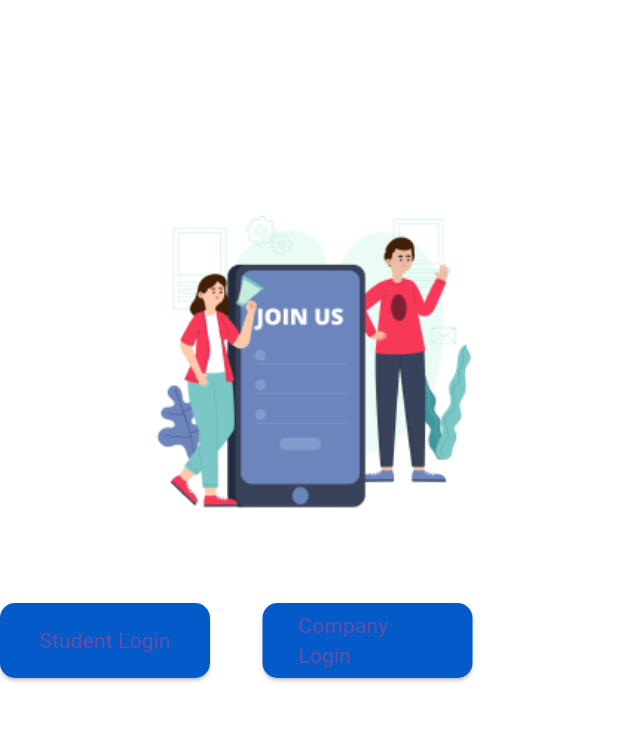
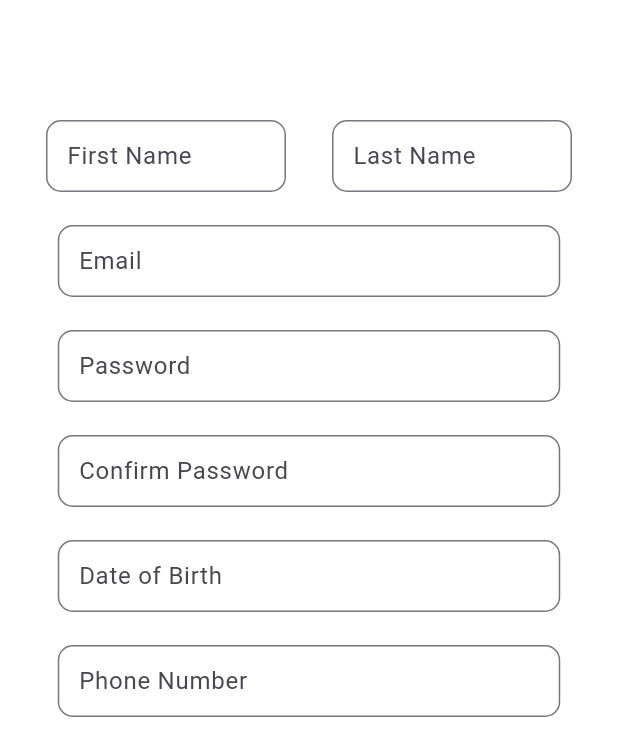
Before and after one commit to mirsadkt/campus-recruitment, a Flutter app: the screen it shows after launch, on a phone screen of 412 x 824 dp. Shown: the top 756 px of the screen. Run offline on Flutter 3.47's test engine with Material 3 defaults, Android fonts, the phone set to English and light mode, and no system bars.

Commit message:
all input boxes updated in signup . button and chkbox remain

```diff
--- a/lib/main.dart
+++ b/lib/main.dart
@@ -2,6 +2,7 @@
 
 import 'package:campus_recruitment/home.dart';
 import 'package:campus_recruitment/landing.dart';
+import 'package:campus_recruitment/signup.dart';
 import 'package:flutter/material.dart';
 
 void main() {
@@ -21,7 +22,7 @@ class MyApp extends StatelessWidget {
         colorScheme: ColorScheme.fromSeed(seedColor: Colors.deepPurple),
         useMaterial3: true,
       ),
-      home: const LandingPage(),
+      home: const SignupPage(),
     );
   }
 }
--- /dev/null
+++ b/lib/signup.dart
@@ -0,0 +1,206 @@
+// ignore_for_file: prefer_const_constructors, prefer_const_literals_to_create_immutables, avoid_print, prefer_interpolation_to_compose_strings
+
+import 'package:flutter/material.dart';
+
+class SignupPage extends StatefulWidget {
+  const SignupPage({super.key});
+
+  @override
+  State<SignupPage> createState() => _SignupPageState();
+}
+
+class _SignupPageState extends State<SignupPage> {
+  @override
+  Widget build(BuildContext context) {
+    return MaterialApp(
+      debugShowCheckedModeBanner: false,
+      title: "Sign up Page",
+      home: Scaffold(
+        backgroundColor: Colors.white,
+        body: Container(
+          padding: EdgeInsets.only(top: 80),
+          child: Center(
+            child: Column(
+              children: [
+                Row(
+                  mainAxisAlignment: MainAxisAlignment.spaceEvenly,
+                  children: [
+                    SizedBox(
+                      height: 50,
+                      width: 160,
+                      child: TextField(
+                        onChanged: (String firstname) {
+                          print("Entered First Name: "+firstname);
+                        },
+                        decoration: InputDecoration(
+                          border: OutlineInputBorder(
+                            borderSide: BorderSide(
+                              color: Colors.blue.shade800,
+                              width: 4,
+                            ),
+                            borderRadius: BorderRadius.circular(10),
+                          ),
+                          contentPadding: EdgeInsets.all(10),
+                          labelText: "First Name",
+                          hintText: "Enter First Name",
+                        ),
+                      ),
+                    ),
+                    SizedBox(
+                      height: 50,
+                      width: 160,
+                      child: TextField(
+                        onChanged: (String lastname) {
+                          print("Entered Last Name: "+lastname);
+                        },
+                        decoration: InputDecoration(
+                            border: OutlineInputBorder(
+                              borderSide: BorderSide(
+                                color: Colors.blue.shade800,
+                                width: 4,
+                              ),
+                              borderRadius: BorderRadius.circular(10),
+                            ),
+                            contentPadding: EdgeInsets.all(10),
+                            labelText: "Last Name",
+                            hintText: "Enter Last Name"),
+                      ),
+                    ),
+                  ],
+                ),
+                Padding(
+                  padding: EdgeInsets.only(top: 20),
+                  child: SizedBox(
+                    height: 50,
+                    width: 335,
+                    child: TextField(
+                      onChanged: (String email) {
+                        print("Entered email: " + email);
+                      },
+                      keyboardType: TextInputType.emailAddress,
+                      decoration: InputDecoration(
+                          border: OutlineInputBorder(
+                            borderSide: BorderSide(
+                              color: Colors.blue.shade800,
+                              width: 4,
+                            ),
+                            borderRadius: BorderRadius.circular(10),
+                          ),
+                          contentPadding: EdgeInsets.all(10),
+                          labelText: "Email",
+                          hintText: "Enter your Email"),
+                    ),
+                  ),
+                ),
+                Padding(
+                  padding: EdgeInsets.only(top: 20),
+                  child: SizedBox(
+                    height: 50,
+                    width: 335,
+                    child: TextField(
+                      onChanged: (String pass) {
+                        print("Entered Password: " + pass);
+                      },
+                      keyboardType: TextInputType.visiblePassword,
+                      decoration: InputDecoration(
+                        border: OutlineInputBorder(
+                          borderRadius: BorderRadius.circular(10),
+                          borderSide: BorderSide(
+                            color: Colors.blue.shade800,
+                            width: 4,
+                          ),
+                        ),
+                        contentPadding: EdgeInsets.all(10),
+                        labelText: "Password",
+                        hintText: "Enter a Password",
+                      ),
+                    ),
+                  ),
+                ),
+                Padding(
+                  padding: EdgeInsets.only(top: 20),
+                  child: SizedBox(
+                    height: 50,
+                    width: 335,
+                    child: TextField(
+                      onChanged: (String confirmpass) {
+                        print("Confirmed Password: " + confirmpass);
+                      },
+                      keyboardType: TextInputType.visiblePassword,
+                      decoration: InputDecoration(
+                        border: OutlineInputBorder(
+                          borderRadius: BorderRadius.circular(10),
+                          borderSide: BorderSide(
+                            color: Colors.blue.shade800,
+                            width: 4,
+                          ),
+                        ),
+                        contentPadding: EdgeInsets.all(10),
+                        labelText: "Confirm Password",
+                        hintText: "Confirm your Password",
+                      ),
+                    ),
+                  ),
+                ),
+                Padding(
+                  padding: EdgeInsets.only(top: 20),
+                  child: SizedBox(
+                    height: 50,
+                    width: 335,
+                    child: TextField(
+                      onChanged: (String dob) {
+                        print("Entered Date of Birth: " + dob);
+                      },
+                      keyboardType: TextInputType.datetime,
+                      decoration: InputDecoration(
+                        border: OutlineInputBorder(
+                          //for the border for input box!
+                          borderRadius: BorderRadius.circular(10),
+                          borderSide: BorderSide(
+                            color: Colors.blue.shade800,
+                            width: 4,
+                          ),
+                        ),
+                        contentPadding: EdgeInsets.all(10),
+                        labelText: "Date of Birth",
+                        hintText: "DD/MM/YYYY",
+                      ),
+                    ),
+                  ),
+                ),
+
+                Padding(
+                  padding: EdgeInsets.only(top: 20),
+                  child: SizedBox(
+                    height: 50,
+                    width: 335,
+                    child: TextField(
+                      onChanged: (String phone) {
+                        print("Entered value: " +phone );
+                      },
+                      keyboardType: TextInputType.phone,
+                      decoration: InputDecoration(
+                        border: OutlineInputBorder(
+                          borderRadius: BorderRadius.circular(10),
+                          borderSide: BorderSide(
+                            color: Colors.blue.shade800,
+                            width: 4,
+                          ),
+                        ),
+                        contentPadding: EdgeInsets.all(10),
+                        labelText: "Phone Number",
+                        hintText: "Enter your Phone Number ",
+                      ),
+                    ),
+                  ),
+                ),
+
+
+              ],
+            ),
+          ),
+        ),
+      ),
+    );
+  }
+}
```
